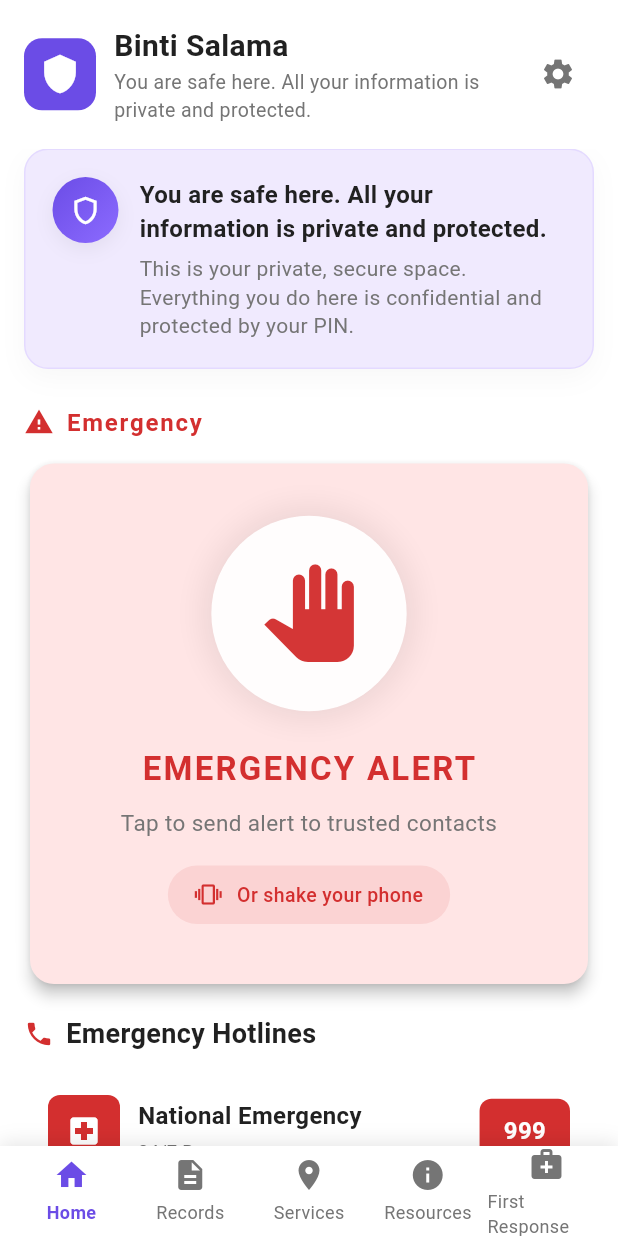
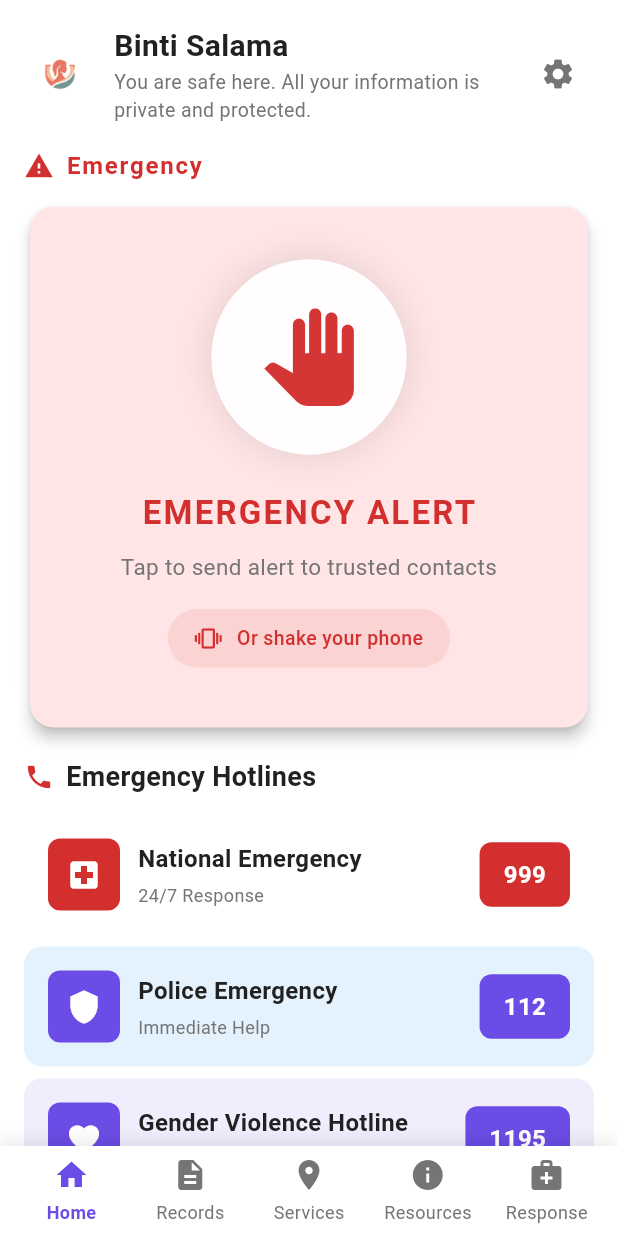
Before and after one commit to spiceyourcode/binti-salama, a Flutter app: the HomeScreen screen opened directly, on a phone screen of 412 x 824 dp. Run offline on Flutter 3.47's test engine with Material 3 defaults, Android fonts, the phone set to English and light mode, and no system bars; our stand-ins replace flutter_local_notifications, flutter_secure_storage, geocoding, geolocator, google_maps_flutter, permission_handler and 3 more; accounts and stored records are empty; statements that could not run were skipped.

Commit message:
Refactor HomeScreen and BottomNavigation for improved UI consistency and clarity

```diff
--- a/lib/screens/home_screen.dart
+++ b/lib/screens/home_screen.dart
@@ -298,10 +298,6 @@ class _HomeScreenState extends State<HomeScreen> with WidgetsBindingObserver {
                   child: Column(
                     crossAxisAlignment: CrossAxisAlignment.start,
                     children: [
-                      // Safety Message Card
-                      _buildSafetyCard(t),
-                      const SizedBox(height: 24),
-
                       // Emergency Section
                       Row(
                         children: [
@@ -398,18 +394,14 @@ class _HomeScreenState extends State<HomeScreen> with WidgetsBindingObserver {
   Widget _buildHeader(AppLocalizations? t) {
     return Row(
       children: [
-        // App Logo - Purple square with shield and heart
-        Container(
-          width: 48,
-          height: 48,
-          decoration: BoxDecoration(
-            color: AppConstants.primaryColor,
-            borderRadius: BorderRadius.circular(12),
-          ),
-          child: const Icon(
-            Icons.shield,
-            color: Colors.white,
-            size: 28,
+        // App Logo - use branded asset icon
+        ClipRRect(
+          borderRadius: BorderRadius.circular(12),
+          child: Image.asset(
+            'assets/icons/icon.png',
+            width: 48,
+            height: 48,
+            fit: BoxFit.cover,
           ),
         ),
         const SizedBox(width: 12),
@@ -438,7 +430,8 @@ class _HomeScreenState extends State<HomeScreen> with WidgetsBindingObserver {
         ),
         // Settings Icon
         IconButton(
-          icon: const Icon(Icons.settings, color: AppConstants.textSecondaryColor),
+          icon: const Icon(Icons.settings,
+              color: AppConstants.textSecondaryColor),
           onPressed: () {
             Navigator.push(
               context,
@@ -447,78 +440,6 @@ class _HomeScreenState extends State<HomeScreen> with WidgetsBindingObserver {
           },
         ),
       ],
-    );
-  }
-
-  Widget _buildSafetyCard(AppLocalizations? t) {
-    return Container(
-      padding: const EdgeInsets.all(18),
-      decoration: BoxDecoration(
-        color: const Color(0xFFF0EAFE),
-        borderRadius: BorderRadius.circular(16),
-        border: Border.all(color: const Color(0xFFE4DAFF)),
-        boxShadow: [
-          BoxShadow(
-            color: Colors.black.withOpacity(0.03),
-            blurRadius: 14,
-            offset: const Offset(0, 6),
-          ),
-        ],
-      ),
-      child: Row(
-        crossAxisAlignment: CrossAxisAlignment.start,
-        children: [
-          Container(
-            width: 44,
-            height: 44,
-            decoration: BoxDecoration(
-              shape: BoxShape.circle,
-              gradient: const LinearGradient(
-                colors: [Color(0xFF6B4CE6), Color(0xFF8C6BFF)],
-                begin: Alignment.topLeft,
-                end: Alignment.bottomRight,
-              ),
-              boxShadow: [
-                BoxShadow(
-                  color: Colors.black.withOpacity(0.06),
-                  blurRadius: 10,
-                  offset: const Offset(0, 4),
-                ),
-              ],
-            ),
-            child: const Icon(
-              Icons.shield_outlined,
-              color: Colors.white,
-              size: 22,
-            ),
-          ),
-          const SizedBox(width: 14),
-          Expanded(
-            child: Column(
-              crossAxisAlignment: CrossAxisAlignment.start,
-              children: [
-                Text(
-                  t?.translate('you_are_safe_here') ?? 'You are safe here',
-                  style: const TextStyle(
-                    fontSize: 16,
-                    fontWeight: FontWeight.w700,
-                    color: AppConstants.textPrimaryColor,
-                  ),
-                ),
-                const SizedBox(height: 6),
-                Text(
-                  'This is your private, secure space. Everything you do here is confidential and protected by your PIN.',
-                  style: const TextStyle(
-                    fontSize: 14,
-                    height: 1.35,
-                    color: AppConstants.textSecondaryColor,
-                  ),
-                ),
-              ],
-            ),
-          ),
-        ],
-      ),
     );
   }
 
@@ -564,13 +485,8 @@ class _HomeScreenState extends State<HomeScreen> with WidgetsBindingObserver {
     );
   }
 
-  Widget _buildHotlineCard(
-      String label,
-      String number,
-      String subtitle,
-      Color backgroundColor,
-      Color iconColor,
-      IconData icon) {
+  Widget _buildHotlineCard(String label, String number, String subtitle,
+      Color backgroundColor, Color iconColor, IconData icon) {
     return InkWell(
       onTap: () async {
         final uri = Uri(scheme: 'tel', path: number);
--- a/lib/widgets/bottom_navigation.dart
+++ b/lib/widgets/bottom_navigation.dart
@@ -96,7 +96,7 @@ class BottomNavigation extends StatelessWidget {
               _buildNavItem(
                 context,
                 icon: Icons.medical_services,
-                label: 'First Response',
+                label: 'Response',
                 isActive: currentRoute == '/first-response',
                 onTap: () {
                   if (currentRoute != '/first-response') {
@@ -122,7 +122,8 @@ class BottomNavigation extends StatelessWidget {
     required bool isActive,
     required VoidCallback onTap,
   }) {
-    final color = isActive ? AppConstants.primaryColor : AppConstants.textSecondaryColor;
+    final color =
+        isActive ? AppConstants.primaryColor : AppConstants.textSecondaryColor;
 
     return Expanded(
       child: InkWell(
```
